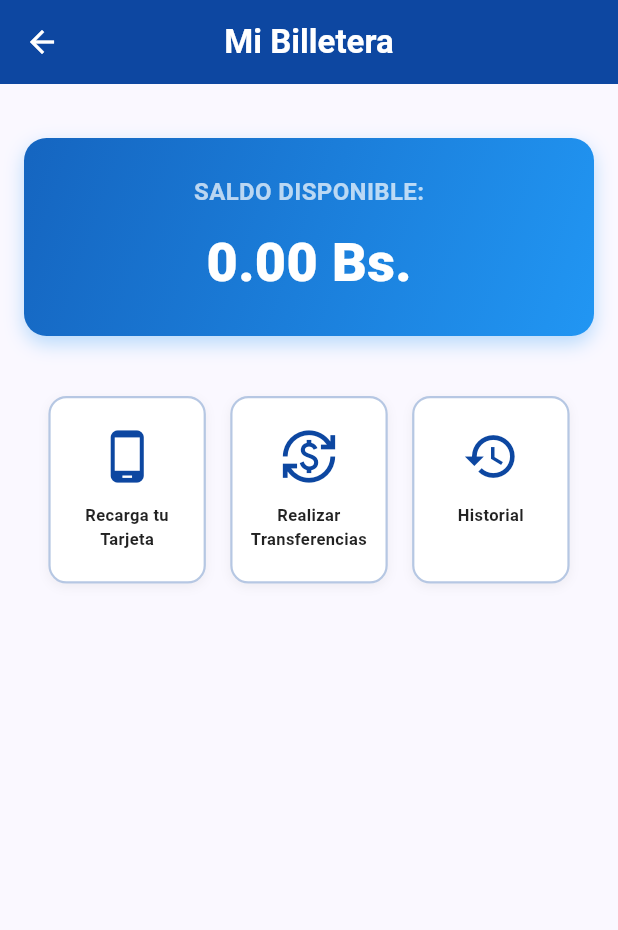
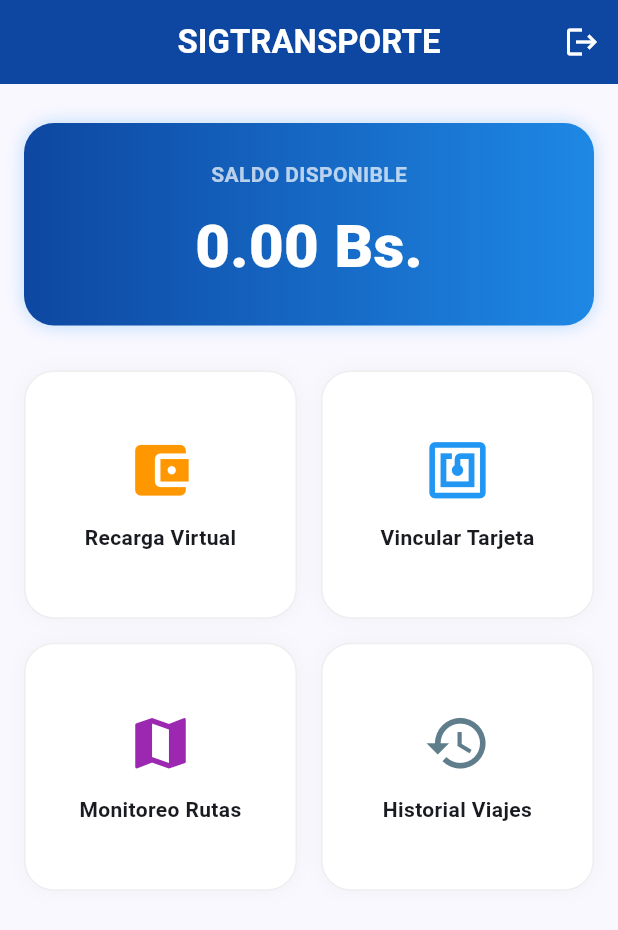
Before and after one commit to Adrian232512/sig_transporte_app, a Flutter app: the DashboardScreen screen opened directly, on a phone screen of 412 x 824 dp. Shown: the top 930 px of the screen. Run offline on Flutter 3.47's test engine with Material 3 defaults, Android fonts, the phone set to English and light mode, and no system bars.

```diff
--- a/lib/main.dart
+++ b/lib/main.dart
@@ -1,5 +1,5 @@
 import 'package:flutter/material.dart';
-import 'screens/welcome_screen.dart';
+import 'screens/splash_screen.dart';
 
 void main() {
   runApp(const TransporteApp());
@@ -27,7 +27,7 @@ class TransporteApp extends StatelessWidget {
           ),
         ),
       ),
-      home: const WelcomeScreen(),
+      home: const SplashScreen(),
     );
   }
 }
--- a/lib/screens/dashboard_screen.dart
+++ b/lib/screens/dashboard_screen.dart
@@ -1,5 +1,8 @@
 import 'package:flutter/material.dart';
 import 'recharge_screen.dart';
+import 'link_card_screen.dart';
+import 'history_screen.dart';
+import 'monitoring_screen.dart';
 
 class DashboardScreen extends StatefulWidget {
   const DashboardScreen({super.key});
@@ -9,107 +12,87 @@ class DashboardScreen extends StatefulWidget {
 }
 
 class _DashboardScreenState extends State<DashboardScreen> {
-  // Variable de estado que cambiará dinamicamente
   double _saldo = 0.00;
-
-  void _ejecutarRecarga() async {
-    // Navegamos a la nueva pantalla de recargas y ESPERAMOS (await) a que devuelva un resultado
-    final montoRecargado = await Navigator.push(
-      context,
-      MaterialPageRoute(builder: (context) => const RechargeScreen()),
-    );
-
-    // Verificamos si el usuario confirmo y devolvió un numero
-    if (montoRecargado != null && montoRecargado is double) {
-      setState(() {
-        _saldo += montoRecargado;
-      });
-
-      ScaffoldMessenger.of(context).showSnackBar(
-        SnackBar(
-          content: Text('¡Recarga de ${montoRecargado.toStringAsFixed(2)} Bs. realizada con éxito!'),
-          backgroundColor: Colors.green,
-          duration: const Duration(seconds: 3),
-        ),
-      );
-    }
-  }
+  bool _tarjetaVinculada = false;
 
   @override
   Widget build(BuildContext context) {
     return Scaffold(
       appBar: AppBar(
-        title: const Text('Mi Billetera', style: TextStyle(fontWeight: FontWeight.bold)),
+        title: const Text('SIGTRANSPORTE', style: TextStyle(fontWeight: FontWeight.bold)),
         centerTitle: true,
         backgroundColor: const Color(0xFF0D47A1),
         foregroundColor: Colors.white,
+        automaticallyImplyLeading: false,
+        actions: [
+          IconButton(
+            icon: const Icon(Icons.logout),
+            onPressed: () => Navigator.of(context).popUntil((route) => route.isFirst),
+          ),
+        ],
       ),
-      body: Padding(
+      body: SingleChildScrollView(
         padding: const EdgeInsets.all(16.0),
         child: Column(
           children: [
-            const SizedBox(height: 20),
-            // Tarjeta de Saldo con degradado y sombras modernas
+            const SizedBox(height: 10),
+            // Tarjeta de Saldo Principal
             Container(
               width: double.infinity,
               padding: const EdgeInsets.all(24),
               decoration: BoxDecoration(
-                gradient: LinearGradient(
-                  colors: [Colors.blue.shade800, Colors.blue.shade500],
-                  begin: Alignment.topLeft,
-                  end: Alignment.bottomRight,
-                ),
-                borderRadius: BorderRadius.circular(15),
-                boxShadow: [
-                  BoxShadow(
-                    color: Colors.blue.withOpacity(0.3),
-                    blurRadius: 10,
-                    offset: const Offset(0, 5),
-                  )
-                ],
+                gradient: LinearGradient(colors: [Colors.blue.shade900, Colors.blue.shade600]),
+                borderRadius: BorderRadius.circular(20),
+                boxShadow: [BoxShadow(color: Colors.blue.withOpacity(0.3), blurRadius: 10)],
               ),
               child: Column(
                 children: [
-                  const Text(
-                    'SALDO DISPONIBLE:',
-                    style: TextStyle(fontSize: 16, fontWeight: FontWeight.bold, color: Colors.white70),
-                  ),
+                  const Text('SALDO DISPONIBLE', style: TextStyle(color: Colors.white70, fontWeight: FontWeight.bold)),
                   const SizedBox(height: 10),
-                  // Muestra el valor de la variable formateado a 2 decimales
-                  Text(
-                    '${_saldo.toStringAsFixed(2)} Bs.',
-                    style: const TextStyle(fontSize: 36, fontWeight: FontWeight.w900, color: Colors.white),
-                  ),
+                  Text('${_saldo.toStringAsFixed(2)} Bs.', style: const TextStyle(fontSize: 40, fontWeight: FontWeight.w900, color: Colors.white)),
                 ],
               ),
             ),
-            const SizedBox(height: 40),
-            // Panel de botones de acción interactivos
-            Row(
-              mainAxisAlignment: MainAxisAlignment.spaceEvenly,
+            const SizedBox(height: 30),
+            // Cuadrícula de Acciones (2x2)
+            GridView.count(
+              shrinkWrap: true,
+              physics: const NeverScrollableScrollPhysics(),
+              crossAxisCount: 2,
+              crossAxisSpacing: 16,
+              mainAxisSpacing: 16,
+              childAspectRatio: 1.1,
               children: [
-                _buildActionCard(
-                  icon: Icons.phone_android,
-                  label: 'Recarga tu\nTarjeta',
-                  onTap: _ejecutarRecarga, // Vinculado a la función de sumar dinero
+                _buildMenuCard(
+                  'Recarga Virtual',
+                  Icons.account_balance_wallet,
+                  Colors.orange,
+                  () async {
+                    final res = await Navigator.push(context, MaterialPageRoute(builder: (context) => const RechargeScreen()));
+                    if (res != null) setState(() => _saldo += res);
+                  }
                 ),
-                _buildActionCard(
-                  icon: Icons.currency_exchange,
-                  label: 'Realizar\nTransferencias',
-                  onTap: () {
-                    ScaffoldMessenger.of(context).showSnackBar(
-                      const SnackBar(content: Text('Módulo de transferencias en desarrollo')),
-                    );
-                  },
+                _buildMenuCard(
+                  _tarjetaVinculada ? 'Tarjeta Vinculada' : 'Vincular Tarjeta',
+                  _tarjetaVinculada ? Icons.check_circle : Icons.nfc,
+                  _tarjetaVinculada ? Colors.green : Colors.blue,
+                  () async {
+                    if (_tarjetaVinculada) return;
+                    final res = await Navigator.push(context, MaterialPageRoute(builder: (context) => const LinkCardScreen()));
+                    if (res == true) setState(() => _tarjetaVinculada = true);
+                  }
                 ),
-                _buildActionCard(
-                  icon: Icons.history,
-                  label: 'Historial\n',
-                  onTap: () {
-                    ScaffoldMessenger.of(context).showSnackBar(
-                      const SnackBar(content: Text('Historial de viajes vacío')),
-                    );
-                  },
+                _buildMenuCard(
+                  'Monitoreo Rutas',
+                  Icons.map,
+                  Colors.purple,
+                  () => Navigator.push(context, MaterialPageRoute(builder: (context) => const MonitoringScreen()))
+                ),
+                _buildMenuCard(
+                  'Historial Viajes',
+                  Icons.history,
+                  Colors.blueGrey,
+                  () => Navigator.push(context, MaterialPageRoute(builder: (context) => const HistoryScreen()))
                 ),
               ],
             ),
@@ -119,35 +102,23 @@ class _DashboardScreenState extends State<DashboardScreen> {
     );
   }
 
-  // Estructura visual para las tarjetas de acciones del menú
-  Widget _buildActionCard({required IconData icon, required String label, required VoidCallback onTap}) {
-    return GestureDetector(
+  Widget _buildMenuCard(String title, IconData icon, Color color, VoidCallback onTap) {
+    return InkWell(
       onTap: onTap,
+      borderRadius: BorderRadius.circular(20),
       child: Container(
-        width: 105,
-        height: 125,
         decoration: BoxDecoration(
           color: Colors.white,
-          border: Border.all(color: const Color(0xFF0D47A1).withOpacity(0.3), width: 1.5),
-          borderRadius: BorderRadius.circular(12),
-          boxShadow: [
-            BoxShadow(
-              color: Colors.black.withOpacity(0.05),
-              blurRadius: 5,
-              offset: const Offset(0, 2),
-            )
-          ],
+          borderRadius: BorderRadius.circular(20),
+          border: Border.all(color: Colors.grey.shade200),
+          boxShadow: [BoxShadow(color: Colors.black.withOpacity(0.03), blurRadius: 10)],
         ),
         child: Column(
           mainAxisAlignment: MainAxisAlignment.center,
           children: [
-            Icon(icon, size: 38, color: const Color(0xFF0D47A1)),
+            Icon(icon, size: 45, color: color),
             const SizedBox(height: 12),
-            Text(
-              label,
-              textAlign: TextAlign.center,
-              style: const TextStyle(fontSize: 11, fontWeight: FontWeight.w600, color: Colors.black87),
-            ),
+            Text(title, textAlign: TextAlign.center, style: const TextStyle(fontWeight: FontWeight.bold, fontSize: 14)),
           ],
         ),
       ),
```
Also changed, not shown: lib/screens/history_screen.dart (added, +55 -0 lines), lib/screens/link_card_screen.dart (added, +97 -0 lines), lib/screens/splash_screen.dart (added, +61 -0 lines).
